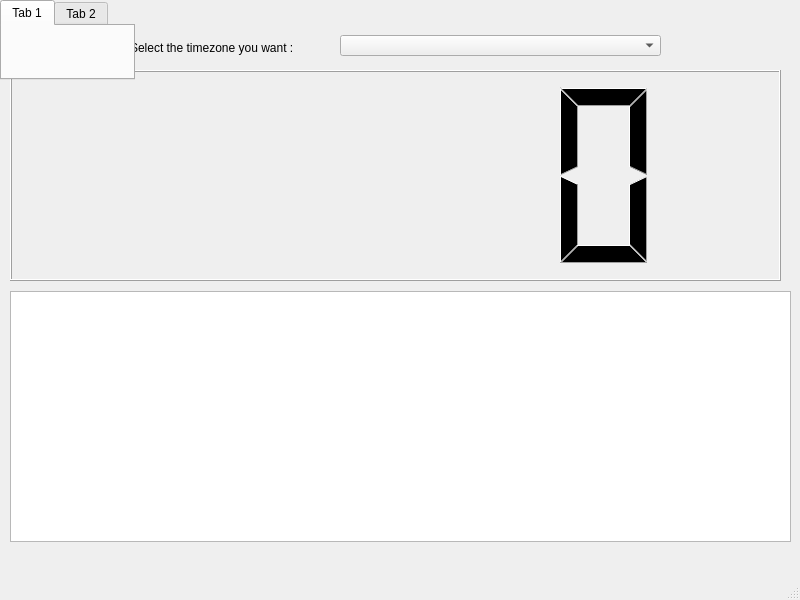
Old version of the form maindesktopweadtwindow.ui in the repository Vicken-Ghoubiguian/desktopWeaDTApp.
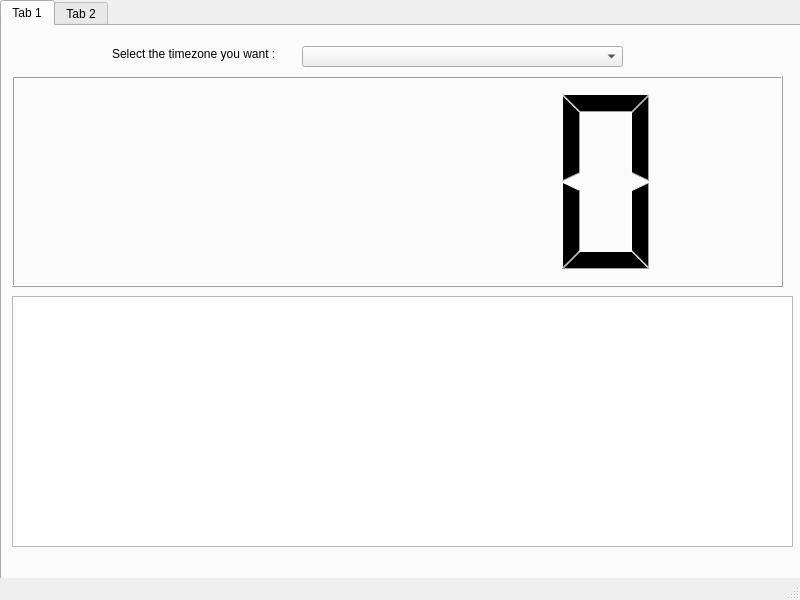
New version of the form.

```diff
--- a/maindesktopweadtwindow.ui
+++ b/maindesktopweadtwindow.ui
@@ -14,29 +14,6 @@
    <string>desktopWeaDTApp</string>
   </property>
   <widget class="QWidget" name="centralwidget">
-   <widget class="QComboBox" name="comboBoxOfIANATimezones">
-    <property name="geometry">
-     <rect>
-      <x>340</x>
-      <y>35</y>
-      <width>321</width>
-      <height>21</height>
-     </rect>
-    </property>
-   </widget>
-   <widget class="QLabel" name="labelOfIANATimezones">
-    <property name="geometry">
-     <rect>
-      <x>130</x>
-      <y>40</y>
-      <width>191</width>
-      <height>16</height>
-     </rect>
-    </property>
-    <property name="text">
-     <string>Select the timezone you want :</string>
-    </property>
-   </widget>
    <widget class="QLabel" name="flagDisplayer">
     <property name="geometry">
      <rect>
@@ -50,16 +27,6 @@
      <string/>
     </property>
    </widget>
-   <widget class="QTextBrowser" name="weatherTextDisplay">
-    <property name="geometry">
-     <rect>
-      <x>10</x>
-      <y>291</y>
-      <width>781</width>
-      <height>251</height>
-     </rect>
-    </property>
-   </widget>
    <widget class="QLabel" name="weatherDisplayer">
     <property name="geometry">
      <rect>
@@ -73,29 +40,62 @@
      <string/>
     </property>
    </widget>
-   <widget class="QLCDNumber" name="lcdNumber">
-    <property name="geometry">
-     <rect>
-      <x>10</x>
-      <y>70</y>
-      <width>771</width>
-      <height>211</height>
-     </rect>
-    </property>
-   </widget>
    <widget class="QTabWidget" name="tabWidget">
     <property name="geometry">
      <rect>
       <x>0</x>
       <y>0</y>
-      <width>135</width>
-      <height>80</height>
+      <width>801</width>
+      <height>581</height>
      </rect>
     </property>
     <widget class="QWidget" name="tab">
      <attribute name="title">
       <string>Tab 1</string>
      </attribute>
+     <widget class="QLabel" name="labelOfIANATimezones">
+      <property name="geometry">
+       <rect>
+        <x>110</x>
+        <y>20</y>
+        <width>191</width>
+        <height>16</height>
+       </rect>
+      </property>
+      <property name="text">
+       <string>Select the timezone you want :</string>
+      </property>
+     </widget>
+     <widget class="QComboBox" name="comboBoxOfIANATimezones">
+      <property name="geometry">
+       <rect>
+        <x>300</x>
+        <y>20</y>
+        <width>321</width>
+        <height>21</height>
+       </rect>
+      </property>
+     </widget>
+     <widget class="QLCDNumber" name="lcdNumber">
+      <property name="geometry">
+       <rect>
+        <x>10</x>
+        <y>50</y>
+        <width>771</width>
+        <height>211</height>
+       </rect>
+      </property>
+     </widget>
+     <widget class="QTextBrowser" name="weatherTextDisplay">
+      <property name="geometry">
+       <rect>
+        <x>10</x>
+        <y>270</y>
+        <width>781</width>
+        <height>251</height>
+       </rect>
+      </property>
+     </widget>
     </widget>
     <widget class="QWidget" name="tab_2">
      <attribute name="title">
```
